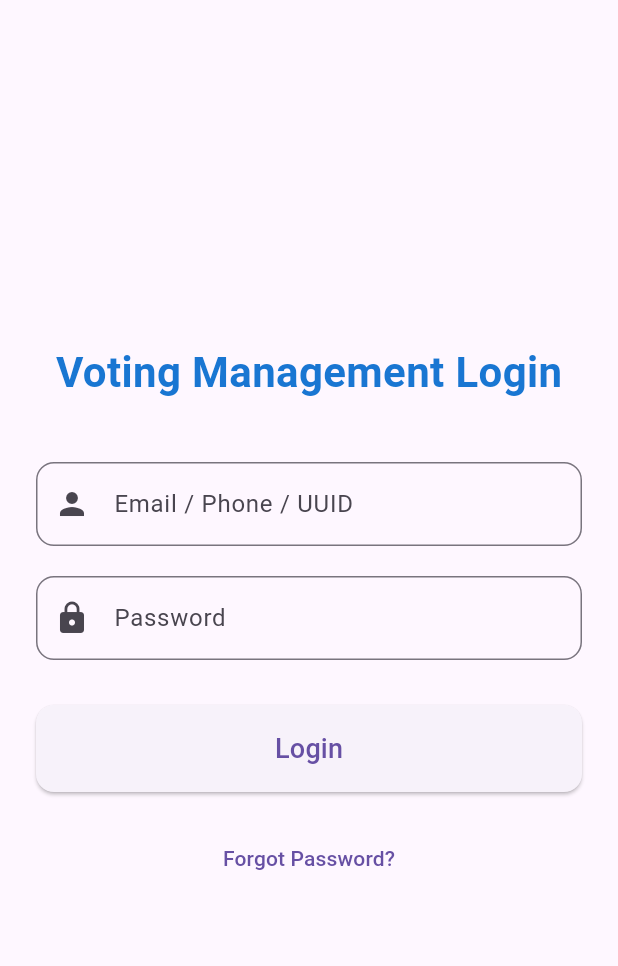
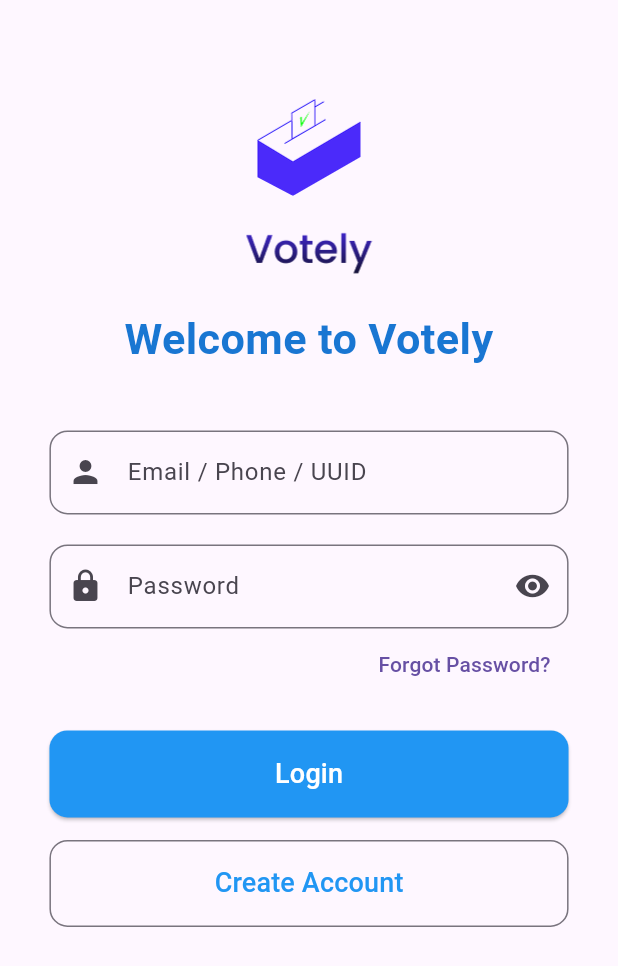
Before and after one commit to Vk9769/voting_management, a Flutter app: the LoginPage screen opened directly, on a phone screen of 412 x 824 dp. Shown: the top 966 px of the screen. Run offline on Flutter 3.47's test engine with Material 3 defaults, Android fonts, the phone set to English and light mode, and no system bars; our stand-ins replace fluttertoast, google_maps_flutter.

Commit message:
login page enhchanced and create account page added

```diff
--- a/lib/screens/login_page.dart
+++ b/lib/screens/login_page.dart
@@ -1,8 +1,19 @@
 import 'package:flutter/material.dart';
 import 'package:fluttertoast/fluttertoast.dart';
-import 'package:validators/validators.dart';
+import 'signup_page.dart';
+
+// Simple validators to replace 'validators' package
+bool isEmail(String input) {
+  return RegExp(r"^[\w-\.]+@([\w-]+\.)+[\w-]{2,4}$").hasMatch(input);
+}
+
+bool isNumeric(String input) {
+  return double.tryParse(input) != null;
+}
 
 class LoginPage extends StatefulWidget {
+  const LoginPage({super.key});
+
   @override
   _LoginPageState createState() => _LoginPageState();
 }
@@ -12,6 +23,7 @@ class _LoginPageState extends State<LoginPage> {
   final TextEditingController _passwordController = TextEditingController();
   final _formKey = GlobalKey<FormState>();
   bool _isLoading = false;
+  bool _obscurePassword = true;
 
   void _login() {
     if (_formKey.currentState!.validate()) {
@@ -20,7 +32,6 @@ class _LoginPageState extends State<LoginPage> {
       String identifier = _identifierController.text.trim();
       String password = _passwordController.text.trim();
 
-      // Determine type of identifier
       String type;
       if (isEmail(identifier)) {
         type = 'email';
@@ -29,10 +40,6 @@ class _LoginPageState extends State<LoginPage> {
       } else {
         type = 'uuid';
       }
-
-      // Call your API here with type, identifier, password
-      // Example:
-      // API.login(type: type, identifier: identifier, password: password);
 
       Fluttertoast.showToast(
           msg: "Logging in using $type...",
@@ -45,32 +52,46 @@ class _LoginPageState extends State<LoginPage> {
 
   @override
   Widget build(BuildContext context) {
+    double screenWidth = MediaQuery.of(context).size.width;
+    double screenHeight = MediaQuery.of(context).size.height;
+
     return Scaffold(
-      body: Center(
+      body: SafeArea(
         child: SingleChildScrollView(
-          padding: EdgeInsets.symmetric(horizontal: 24, vertical: 32),
+          padding: EdgeInsets.symmetric(horizontal: screenWidth * 0.08),
           child: Form(
             key: _formKey,
             child: Column(
-              mainAxisAlignment: MainAxisAlignment.center,
               children: [
+                SizedBox(height: screenHeight * 0.08),
+
+                // Logo
+                Image.asset(
+                  'assets/logo.png',
+                  width: 120,
+                  height: 120,
+                ),
+                SizedBox(height: 20),
+
+                // Welcome Text
                 Text(
-                  "Voting Management Login",
+                  "Welcome to Votely",
                   style: TextStyle(
-                      fontSize: 28,
+                      fontSize: screenWidth * 0.07,
                       fontWeight: FontWeight.bold,
                       color: Colors.blue[700]),
+                  textAlign: TextAlign.center,
                 ),
                 SizedBox(height: 40),
 
-                // Identifier Field (Email / Phone / UUID)
+                // Identifier Field
                 TextFormField(
                   controller: _identifierController,
                   decoration: InputDecoration(
                     labelText: "Email / Phone / UUID",
                     border: OutlineInputBorder(
                         borderRadius: BorderRadius.circular(12)),
-                    prefixIcon: Icon(Icons.person),
+                    prefixIcon: const Icon(Icons.person),
                   ),
                   validator: (value) {
                     if (value == null || value.isEmpty) {
@@ -84,12 +105,22 @@ class _LoginPageState extends State<LoginPage> {
                 // Password Field
                 TextFormField(
                   controller: _passwordController,
-                  obscureText: true,
+                  obscureText: _obscurePassword,
                   decoration: InputDecoration(
                     labelText: "Password",
                     border: OutlineInputBorder(
                         borderRadius: BorderRadius.circular(12)),
-                    prefixIcon: Icon(Icons.lock),
+                    prefixIcon: const Icon(Icons.lock),
+                    suffixIcon: IconButton(
+                      icon: Icon(_obscurePassword
+                          ? Icons.visibility
+                          : Icons.visibility_off),
+                      onPressed: () {
+                        setState(() {
+                          _obscurePassword = !_obscurePassword;
+                        });
+                      },
+                    ),
                   ),
                   validator: (value) {
                     if (value == null || value.isEmpty) {
@@ -98,34 +129,68 @@ class _LoginPageState extends State<LoginPage> {
                     return null;
                   },
                 ),
-                SizedBox(height: 30),
 
+                // Forgot Password aligned right
+                Align(
+                  alignment: Alignment.centerRight,
+                  child: TextButton(
+                    onPressed: () {
+                      // Navigate to forgot password page
+                    },
+                    child: const Text("Forgot Password?"),
+                  ),
+                ),
+
+                SizedBox(height: 20),
+
+                // Login Button
                 // Login Button
                 SizedBox(
                   width: double.infinity,
                   child: ElevatedButton(
                     onPressed: _isLoading ? null : _login,
                     style: ElevatedButton.styleFrom(
+                      backgroundColor: Colors.blue, // <-- set button color to blue
                       padding: EdgeInsets.symmetric(vertical: 16),
                       shape: RoundedRectangleBorder(
                           borderRadius: BorderRadius.circular(12)),
                     ),
                     child: _isLoading
-                        ? CircularProgressIndicator(color: Colors.white)
-                        : Text(
+                        ? const CircularProgressIndicator(color: Colors.white)
+                        : const Text(
                       "Login",
-                      style: TextStyle(fontSize: 18),
+                      style: TextStyle(fontSize: 18, color: Colors.white),
                     ),
                   ),
                 ),
 
-                SizedBox(height: 20),
-                TextButton(
-                  onPressed: () {
-                    // Navigate to forgot password page
-                  },
-                  child: Text("Forgot Password?"),
+                SizedBox(height: 15),
+
+                // Create Account Button
+                SizedBox(
+                  width: double.infinity,
+                  child: OutlinedButton(
+                    onPressed: () {
+                      // Navigate to create account page
+                      Navigator.push(
+                        context,
+                        MaterialPageRoute(
+                          builder: (context) => const CreateAccountPage(),
+                        ),
+                      );
+                    },
+                    style: OutlinedButton.styleFrom(
+                      padding: EdgeInsets.symmetric(vertical: 16),
+                      shape: RoundedRectangleBorder(
+                          borderRadius: BorderRadius.circular(12)),
+                    ),
+                    child: const Text(
+                      "Create Account",
+                      style: TextStyle(fontSize: 18, color: Colors.blue),
+                    ),
+                  ),
                 ),
+                SizedBox(height: 30),
               ],
             ),
           ),
--- a/pubspec.yaml
+++ b/pubspec.yaml
@@ -28,6 +28,7 @@ flutter:
     - assets/home1.png
     - assets/home2.png
     - assets/home3.png
+    - assets/back_button.png
 
   # To add assets (images/fonts), uncomment and configure below:
   # assets:
```
Also changed, not shown: lib/screens/signup_page.dart (added, +243 -0 lines), assets/back_button.png (added).
